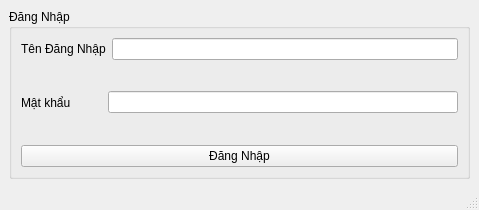
First picture: the form in HongGrader/dangnhap.ui, repository vumari/HongGrader, before the edit.
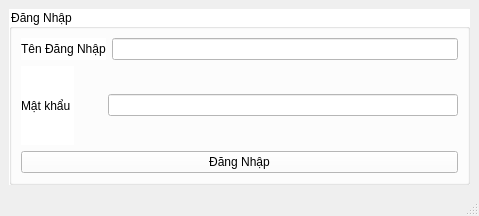
Second picture: the form after the edit.

```diff
--- a/HongGrader/dangnhap.ui
+++ b/HongGrader/dangnhap.ui
@@ -7,7 +7,7 @@
     <x>0</x>
     <y>0</y>
     <width>479</width>
-    <height>210</height>
+    <height>216</height>
    </rect>
   </property>
   <property name="windowTitle">
@@ -17,6 +17,9 @@
    <layout class="QHBoxLayout" name="horizontalLayout_3">
     <item>
      <widget class="QGroupBox" name="groupBox">
+      <property name="styleSheet">
+       <string notr="true">background-color: rgb(255, 255, 255);</string>
+      </property>
       <property name="title">
        <string>Đăng Nhập</string>
       </property>
```
